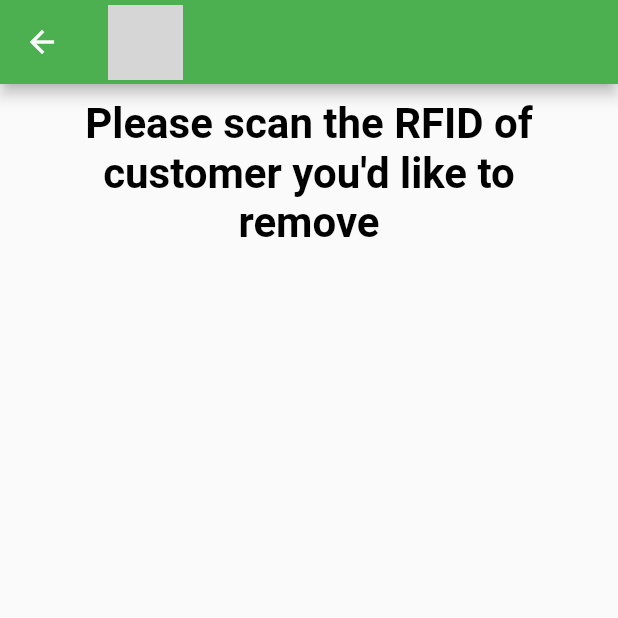
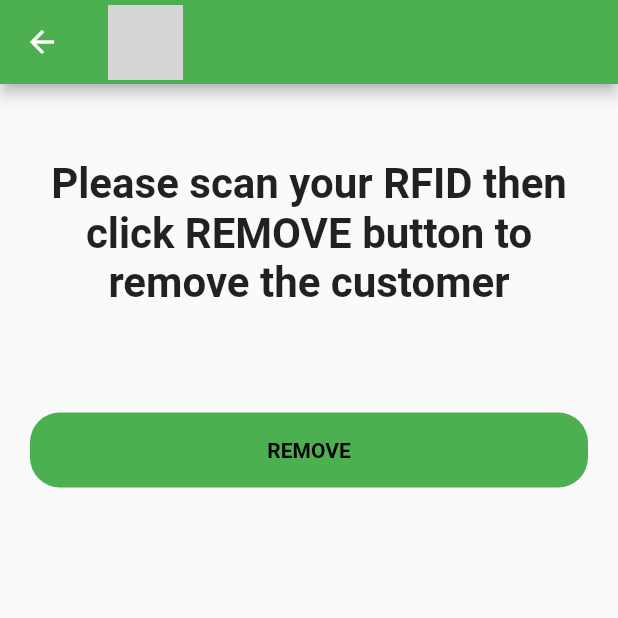
Before and after one commit to mattiamirigaldi/IMS_project_PLCS, a Flutter app: the TRemoveCustomer screen opened directly, on a phone screen of 412 x 824 dp, the top half of it. Run offline on Flutter 3.47's test engine with Material 2 defaults, Android fonts, the phone set to English and light mode, and no system bars; our stand-ins replace flutter_easyloading; grey boxes are pictures that could not be loaded.

Commit message:
Remove and add customer function of totem merged

```diff
--- a/Ims_Flutter/lib/Totem/Operator/TRemoveCustomer.dart
+++ b/Ims_Flutter/lib/Totem/Operator/TRemoveCustomer.dart
@@ -1,6 +1,7 @@
 // ignore_for_file: file_names, camel_case_types
 
 import 'package:flutter/material.dart';
+import 'services_op/TOp_http_services.dart';
 
 class TRemoveCustomer extends StatefulWidget {
   const TRemoveCustomer({Key? key}) : super(key: key);
@@ -9,9 +10,8 @@ class TRemoveCustomer extends StatefulWidget {
 }
 
 class _GenreListState extends State<TRemoveCustomer> {
+  // ignore: unused_field
   final _formKey = GlobalKey<FormState>();
-  String bkid = "21";
-
   @override
   Widget build(BuildContext context) {
     return Scaffold(
@@ -21,22 +21,42 @@ class _GenreListState extends State<TRemoveCustomer> {
             image: AssetImage('images/logo.png'),
             height: 50,
           )),
-        body: Form(
-          key: _formKey,
-          child: ListView(children: const <Widget>[
-            Padding(
-              padding: EdgeInsets.symmetric(horizontal: 20, vertical: 10),
+      body: Column(
+          crossAxisAlignment: CrossAxisAlignment.start,
+          mainAxisSize: MainAxisSize.min,
+          children: <Widget>[
+            const Padding(
+              padding: EdgeInsets.symmetric(horizontal: 30, vertical: 50),
               child: Center(
                   child: Text(
-                  "Please scan the RFID of customer you'd like to remove",
+                      "Please scan your RFID then click REMOVE button to remove the customer",
+                      textAlign: TextAlign.center,
+                      style: TextStyle(fontWeight: FontWeight.bold),
+                      textScaleFactor: 2)),
+            ),
+            InkWell(
+                child: Center(
+                    child: Container(
+                  margin:
+                      const EdgeInsets.symmetric(horizontal: 20, vertical: 20),
+                  child: const Center(
+                      child: Text("REMOVE",
+                          textAlign: TextAlign.center,
                           style: TextStyle(
-                      fontWeight: FontWeight.bold, color: Colors.black),
-                  textAlign: TextAlign.center,
-                  textScaleFactor: 2,
-                ),
-              ),
-            ),
+                              color: Colors.black,
+                              fontWeight: FontWeight.bold))),
+                  height: 50,
+                  width: 800,
+                  decoration: BoxDecoration(
+                      borderRadius: BorderRadius.circular(20),
+                      color: Colors.green),
+                )),
+                onTap: () async {
+                  await Httpservices.RemoveCheck(context);
+                  ScaffoldMessenger.of(context).showSnackBar(
+                      const SnackBar(content: Text("Login Success")));
+                }),
           ]),
-        ));
+    );
   }
 }
```
Also changed, not shown: Ims_Flutter/lib/Totem/Operator/services_op/TOp_http_services.dart (+22 -9 lines), welcomePage.dart (deleted, +0 -66 lines), Ims_Flutter/pubspec.lock, 4 other files. Lines whose indentation alone changed are shown as unchanged.
